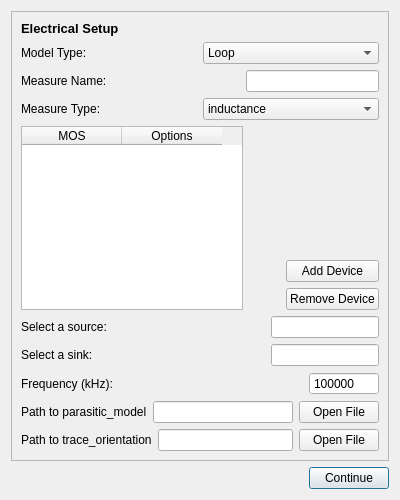
e3da/PowerSynth2-core, file NEW_UI/ui/electricalSetup.ui: the form before one commit.
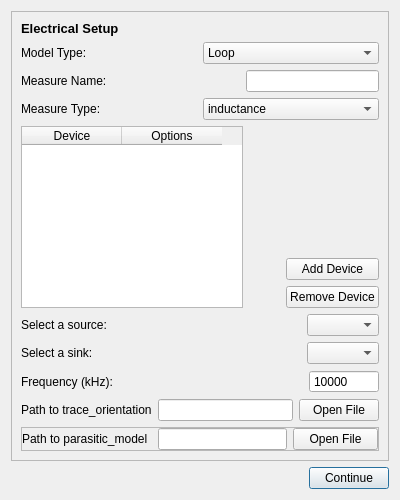
The form after the commit.

Commit message: Electrical/Thermal Setups automatically supply leads/devices

Patch:
```diff
--- a/NEW_UI/ui/electricalSetup.ui
+++ b/NEW_UI/ui/electricalSetup.ui
@@ -123,7 +123,7 @@
          <widget class="QTableWidget" name="tableWidget">
           <column>
            <property name="text">
-            <string>MOS</string>
+            <string>Device</string>
            </property>
           </column>
           <column>
@@ -192,9 +192,9 @@
          </widget>
         </item>
         <item>
-         <widget class="QLineEdit" name="source_lineedit">
+         <widget class="QComboBox" name="combo_source">
           <property name="sizePolicy">
-           <sizepolicy hsizetype="Maximum" vsizetype="Fixed">
+           <sizepolicy hsizetype="Fixed" vsizetype="Fixed">
             <horstretch>0</horstretch>
             <verstretch>0</verstretch>
            </sizepolicy>
@@ -213,9 +213,9 @@
          </widget>
         </item>
         <item>
-         <widget class="QLineEdit" name="sink_lineedit">
+         <widget class="QComboBox" name="combo_sink">
           <property name="sizePolicy">
-           <sizepolicy hsizetype="Maximum" vsizetype="Fixed">
+           <sizepolicy hsizetype="Fixed" vsizetype="Fixed">
             <horstretch>0</horstretch>
             <verstretch>0</verstretch>
            </sizepolicy>
@@ -257,7 +257,7 @@
            <enum>QAbstractSpinBox::NoButtons</enum>
           </property>
           <property name="specialValueText">
-           <string>100000</string>
+           <string>10000</string>
           </property>
           <property name="maximum">
            <number>1000000000</number>
@@ -267,43 +267,7 @@
        </layout>
       </item>
       <item>
-       <layout class="QHBoxLayout" name="parasitic_model_layout">
-        <item>
-         <widget class="QLabel" name="label_6">
-          <property name="text">
-           <string>Path to parasitic_model</string>
-          </property>
-         </widget>
-        </item>
-        <item>
-         <widget class="QLineEdit" name="parasitic_textedit"/>
-        </item>
-        <item>
-         <widget class="QPushButton" name="btn_open_parasitic">
-          <property name="sizePolicy">
-           <sizepolicy hsizetype="Maximum" vsizetype="Fixed">
-            <horstretch>0</horstretch>
-            <verstretch>0</verstretch>
-           </sizepolicy>
-          </property>
-          <property name="minimumSize">
-           <size>
-            <width>0</width>
-            <height>0</height>
-           </size>
-          </property>
-          <property name="maximumSize">
-           <size>
-            <width>85</width>
-            <height>16777215</height>
-           </size>
-          </property>
-          <property name="text">
-           <string>Open File</string>
-          </property>
-         </widget>
-        </item>
-       </layout>
+       <layout class="QHBoxLayout" name="parasitic_model_layout"/>
       </item>
       <item>
        <layout class="QHBoxLayout" name="horizontalLayout_4">
@@ -344,6 +308,84 @@
         </item>
        </layout>
       </item>
+      <item>
+       <widget class="QFrame" name="parasitic_model_frame">
+        <property name="sizePolicy">
+         <sizepolicy hsizetype="Preferred" vsizetype="Preferred">
+          <horstretch>0</horstretch>
+          <verstretch>0</verstretch>
+         </sizepolicy>
+        </property>
+        <property name="frameShape">
+         <enum>QFrame::StyledPanel</enum>
+        </property>
+        <property name="frameShadow">
+         <enum>QFrame::Raised</enum>
+        </property>
+        <layout class="QHBoxLayout" name="horizontalLayout_2">
+         <property name="leftMargin">
+          <number>0</number>
+         </property>
+         <property name="topMargin">
+          <number>0</number>
+         </property>
+         <property name="rightMargin">
+          <number>0</number>
+         </property>
+         <property name="bottomMargin">
+          <number>0</number>
+         </property>
+         <item>
+          <widget class="QLabel" name="label_6">
+           <property name="sizePolicy">
+            <sizepolicy hsizetype="Preferred" vsizetype="Preferred">
+             <horstretch>0</horstretch>
+             <verstretch>0</verstretch>
+            </sizepolicy>
+           </property>
+           <property name="text">
+            <string>Path to parasitic_model</string>
+           </property>
+          </widget>
+         </item>
+         <item>
+          <widget class="QLineEdit" name="parasitic_textedit">
+           <property name="sizePolicy">
+            <sizepolicy hsizetype="Preferred" vsizetype="Fixed">
+             <horstretch>0</horstretch>
+             <verstretch>0</verstretch>
+            </sizepolicy>
+           </property>
+          </widget>
+         </item>
+         <item>
+          <widget class="QPushButton" name="btn_open_parasitic">
+           <property name="sizePolicy">
+            <sizepolicy hsizetype="Maximum" vsizetype="Fixed">
+             <horstretch>0</horstretch>
+             <verstretch>0</verstretch>
+            </sizepolicy>
+           </property>
+           <property name="minimumSize">
+            <size>
+             <width>0</width>
+             <height>0</height>
+            </size>
+           </property>
+           <property name="maximumSize">
+            <size>
+             <width>85</width>
+             <height>16777215</height>
+            </size>
+           </property>
+           <property name="text">
+            <string>Open File</string>
+           </property>
+          </widget>
+         </item>
+        </layout>
+       </widget>
+      </item>
      </layout>
     </widget>
    </item>
```
The commit also changes 4 other files.
